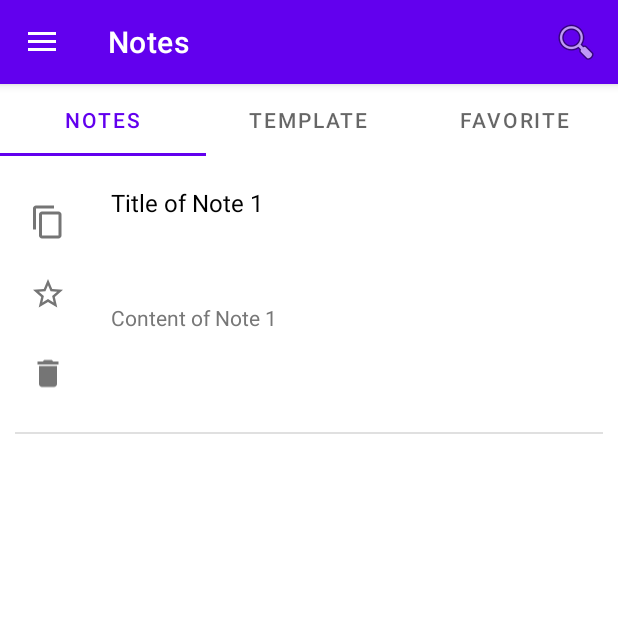
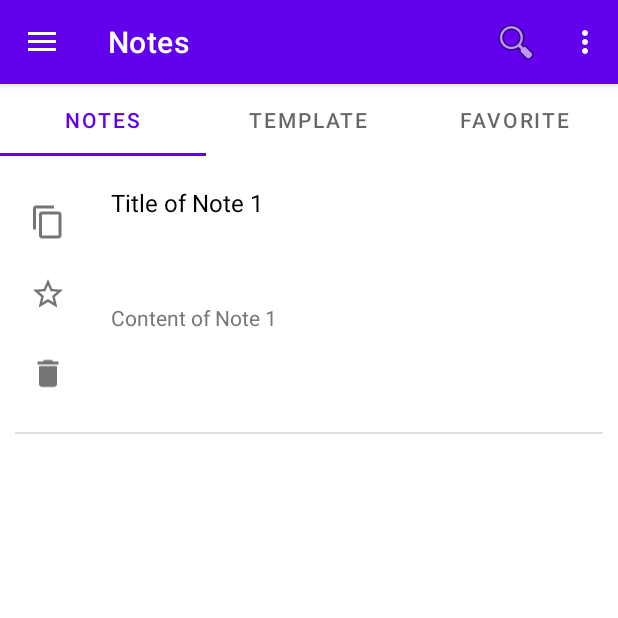
Before and after one commit to David6811/android_demo, an Android app: the screen it shows after launch (MainActivity), after a tap on an icon or button, on a phone screen of 412 x 824 dp, the top half of it. Run offline under Robolectric (Android 15) with nearby library versions, the phone set to English and light mode, and no system bars; our stand-ins replace Dagger/Hilt's generated code, Room's generated code, RxJava, navigation-ui; libraries missing offline, so code that uses them is left out: com.afollestad.materialdialogs; 3 statements that could not run were skipped.

Commit message:
swith theme (#29)
* preparing for Material demo

* add material dependency

* modify themes.xml

* Define default colors

* ThemePreferences

* add a Dynamic theme

* add a button to fragment_slideshow.xml

* fix Activity com.example.myapplication.MainActivity@6f4fcbd does not have an ActionBar set via setSupportActionBar()

* switch theme

```diff
--- a/app/build.gradle.kts
+++ b/app/build.gradle.kts
@@ -64,7 +64,6 @@ dependencies {
 
     implementation(libs.androidx.core.ktx)
     implementation(libs.androidx.appcompat)
-    implementation(libs.material)
     implementation(libs.androidx.constraintlayout)
     implementation(libs.androidx.lifecycle.livedata.ktx)
     implementation(libs.androidx.lifecycle.viewmodel.ktx)
@@ -78,6 +77,9 @@ dependencies {
 
     implementation("com.afollestad.material-dialogs:core:3.3.0")
 
+    implementation ("com.google.android.material:material:1.12.0")
+
+
 
     // Dagger (Replace 2.50 with the latest version)
     implementation("com.google.dagger:dagger:2.50")
--- a/app/src/main/java/com/example/myapplication/MainActivity.kt
+++ b/app/src/main/java/com/example/myapplication/MainActivity.kt
@@ -38,6 +38,8 @@ import android.Manifest
 import android.content.pm.PackageManager
 import android.os.Handler
 import android.os.Looper
+import android.view.MenuItem
+import android.widget.Toast
 
 class MainActivity : AppCompatActivity() {
 
@@ -48,7 +50,35 @@ class MainActivity : AppCompatActivity() {
     @Inject
     lateinit var createNoteUseCase: CreateNoteUseCase
 
+    companion object {
+        private var isDynamicTheme = false // Tracks theme state, defaults to Theme.MyApplication
+    }
+
+    // Called by SlideshowFragment to toggle theme
+    fun toggleTheme() {
+        isDynamicTheme = !isDynamicTheme
+        recreate() // Recreate activity to apply new theme
+    }
+
     override fun onCreate(savedInstanceState: Bundle?) {
+        // Apply theme before super.onCreate and setContentView
+         setTheme(if (isDynamicTheme) R.style.Theme_MyApplication_Dynamic else R.style.Theme_MyApplication)
+
+        // Debug: Show which theme is applied
+        Toast.makeText(
+            this,
+            "Applied ${if (isDynamicTheme) "Dynamic" else "Default"} Theme",
+            Toast.LENGTH_SHORT
+        ).show()
+
+        // Debug: Show which theme is applied
+        Toast.makeText(
+            this,
+            "Applied Theme",
+            Toast.LENGTH_SHORT
+        ).show()
+
+
         super.onCreate(savedInstanceState)
 
         // 仅在 Android 13+ 请求通知权限
@@ -169,6 +199,7 @@ class MainActivity : AppCompatActivity() {
 
         setSupportActionBar(binding.appBarMain.toolbar)
 
+
         val drawerLayout: DrawerLayout = binding.drawerLayout
         val navView: NavigationView = binding.navView
         val navController = findNavController(R.id.nav_host_fragment_content_main)
@@ -201,6 +232,7 @@ class MainActivity : AppCompatActivity() {
             searchView.setOnQueryTextListener(object : SearchView.OnQueryTextListener {
                 override fun onQueryTextSubmit(query: String?): Boolean {
                     // Handle search query submission (e.g., filter data)
+                    Log.e("Menu:", "SearchView!")
                     return false
                 }
 
@@ -220,4 +252,14 @@ class MainActivity : AppCompatActivity() {
         val navController = findNavController(R.id.nav_host_fragment_content_main)
         return navController.navigateUp(appBarConfiguration) || super.onSupportNavigateUp()
     }
+
+    override fun onOptionsItemSelected(item: MenuItem): Boolean {
+        return when (item.itemId) {
+            R.id.action_toggle_theme -> {
+                toggleTheme()
+                true
+            }
+            else -> super.onOptionsItemSelected(item)
+        }
+    }
 }
--- a/app/src/main/java/com/example/myapplication/ui/slideshow/SlideshowFragment.kt
+++ b/app/src/main/java/com/example/myapplication/ui/slideshow/SlideshowFragment.kt
@@ -5,6 +5,7 @@ import android.view.LayoutInflater
 import android.view.View
 import android.view.ViewGroup
 import android.widget.TextView
+import android.widget.Toast
 import androidx.fragment.app.Fragment
 import androidx.lifecycle.ViewModelProvider
 import com.example.myapplication.databinding.FragmentSlideshowBinding
@@ -32,6 +33,11 @@ class SlideshowFragment : Fragment() {
         slideshowViewModel.text.observe(viewLifecycleOwner) {
             textView.text = it
         }
+
+        // Add click listener to the button
+        binding.buttonSlideshow.setOnClickListener {
+            Toast.makeText(requireContext(), "Button Clicked!", Toast.LENGTH_SHORT).show()
+        }
         return root
     }
 
--- a/app/src/main/java/com/example/myapplication/ui/slideshow/SlideshowViewModel.kt
+++ b/app/src/main/java/com/example/myapplication/ui/slideshow/SlideshowViewModel.kt
@@ -7,7 +7,7 @@ import androidx.lifecycle.ViewModel
 class SlideshowViewModel : ViewModel() {
 
     private val _text = MutableLiveData<String>().apply {
-        value = "This is slideshow Fragment"
+        value = "This is Material Demo"
     }
     val text: LiveData<String> = _text
 }
--- a/app/src/main/res/menu/main.xml
+++ b/app/src/main/res/menu/main.xml
@@ -8,4 +8,9 @@
         android:title="search"
         app:showAsAction="always"
         android:actionViewClass="androidx.appcompat.widget.SearchView"/>
+
+    <item
+        android:id="@+id/action_toggle_theme"
+        android:title="切换主题"
+        android:showAsAction="never" />
 </menu>
--- a/app/src/main/res/values/colors.xml
+++ b/app/src/main/res/values/colors.xml
@@ -1,5 +1,6 @@
 <?xml version="1.0" encoding="utf-8"?>
 <resources>
+    <!-- Define default colors -->
     <color name="purple_200">#FFBB86FC</color>
     <color name="purple_500">#FF6200EE</color>
     <color name="purple_700">#FF3700B3</color>
--- a/app/src/main/res/values/strings.xml
+++ b/app/src/main/res/values/strings.xml
@@ -9,7 +9,7 @@
 
     <string name="menu_home">Notes</string>
     <string name="menu_gallery">Work manager</string>
-    <string name="menu_slideshow">Scanner</string>
+    <string name="menu_slideshow">Material</string>
     <string name="channel_name">Action</string>
     <string name="channel_description">persist note</string>
     <string name="agree">AGREE</string>
--- a/app/src/main/res/values/themes.xml
+++ b/app/src/main/res/values/themes.xml
@@ -1,6 +1,6 @@
 <resources xmlns:tools="http://schemas.android.com/tools">
     <!-- Base application theme. -->
-    <style name="Theme.MyApplication" parent="Theme.MaterialComponents.DayNight.DarkActionBar">
+    <style name="Theme.MyApplication" parent="Theme.MaterialComponents.DayNight.NoActionBar">
         <!-- Primary brand color. -->
         <item name="colorPrimary">@color/purple_500</item>
         <item name="colorPrimaryVariant">@color/purple_700</item>
@@ -12,9 +12,25 @@
         <!-- Status bar color. -->
         <item name="android:statusBarColor">?attr/colorPrimaryVariant</item>
         <!-- Customize your theme here. -->
+        <!-- Disable system ActionBar -->
+        <item name="windowActionBar">false</item>
+        <item name="windowNoTitle">true</item>
     </style>
 
-    <style name="Theme.MyApplication.NoActionBar">
+    <style name="Theme.MyApplication.Dynamic" parent="Theme.MaterialComponents.DayNight.NoActionBar">
+        <item name="colorPrimary">@color/black</item>
+        <item name="colorPrimaryVariant">@color/purple_700</item>
+        <item name="colorOnPrimary">@color/white</item>
+        <item name="colorSecondary">@color/teal_200</item>
+        <item name="colorSecondaryVariant">@color/teal_700</item>
+        <item name="colorOnSecondary">@color/black</item>
+        <item name="android:statusBarColor">?attr/colorPrimaryVariant</item>
+        <!-- Disable system ActionBar -->
+        <item name="windowActionBar">false</item>
+        <item name="windowNoTitle">true</item>
+    </style>
+
+    <style name="Theme.MyApplication.NoActionBar" parent="Theme.MaterialComponents.DayNight.NoActionBar">
         <item name="windowActionBar">false</item>
         <item name="windowNoTitle">true</item>
     </style>
```
Also changed, not shown: app/src/main/java/com/example/myapplication/material/ThemePreferences.kt (added, +18 -0 lines), app/src/main/res/layout/fragment_slideshow.xml (+11 -0 lines), 1 other file.
